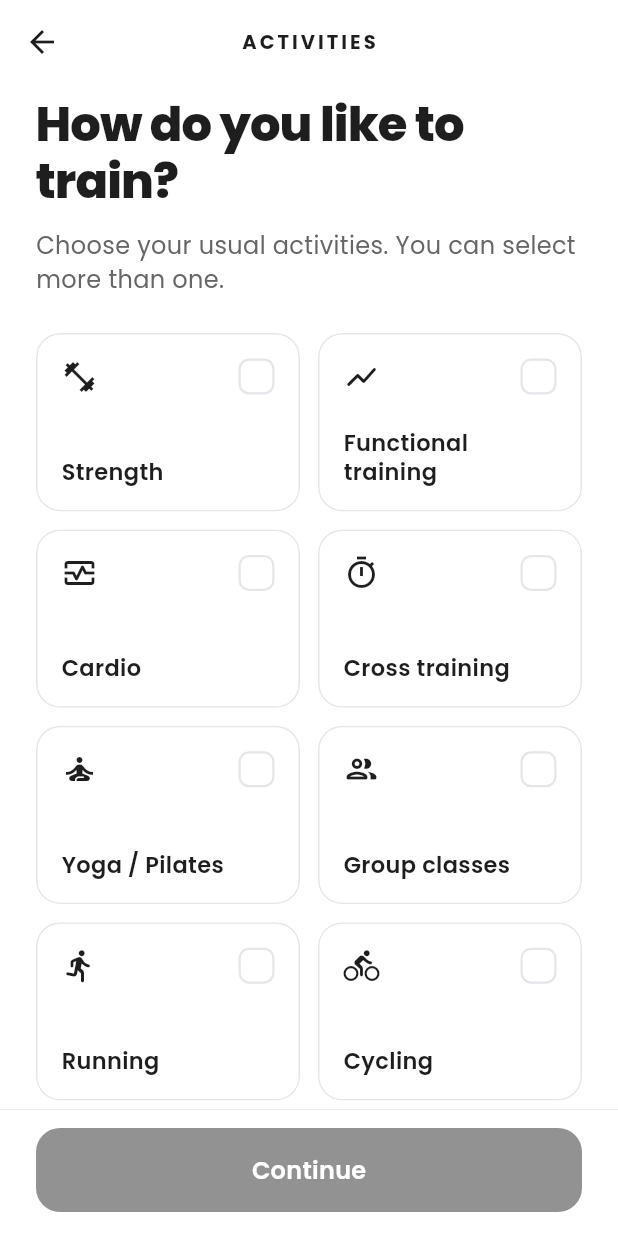
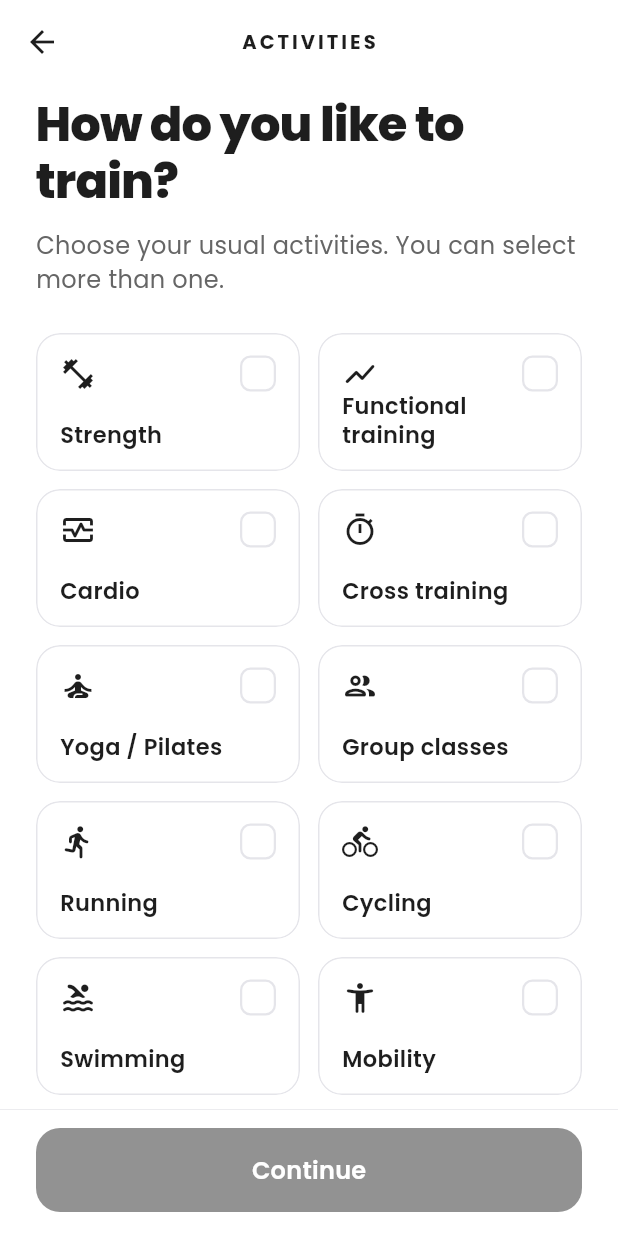
Before and after one commit to samoaarbulu/app_flutter, a Flutter app: the ActivitiesScreen screen opened directly, on a phone screen of 412 x 824 dp. Run offline on Flutter 3.47's test engine with Material 3 defaults, Android fonts, the phone set to English and light mode, and no system bars; our stand-ins replace firebase_auth, firebase_core, google_fonts, google_sign_in, image_picker, video_player; accounts and stored records are empty.

Commit message:
primer avance activitis

```diff
--- a/lib/features/auth/presentation/screens/activities_screen.dart
+++ b/lib/features/auth/presentation/screens/activities_screen.dart
@@ -41,7 +41,7 @@ class ActivitiesScreen extends StatefulWidget {
 }
 
 class _ActivitiesScreenState extends State<ActivitiesScreen> {
-  static const List<ActivityOption> _defaultActivities = [
+  List<ActivityOption> get _defaultActivities => [
     ActivityOption(
       id: 'strength',
       title: 'Strength',
@@ -91,6 +91,36 @@ class _ActivitiesScreenState extends State<ActivitiesScreen> {
       id: 'mobility',
       title: 'Mobility',
       icon: Icons.accessibility_new_rounded,
+    ),
+    ActivityOption(
+      id: 'boxing',
+      title: 'Boxing',
+      icon: Icons.sports_mma_outlined,
+    ),
+    ActivityOption(
+      id: 'hiit',
+      title: 'HIIT',
+      icon: Icons.bolt_rounded,
+    ),
+    ActivityOption(
+      id: 'climbing',
+      title: 'Climbing',
+      icon: Icons.terrain_outlined,
+    ),
+    ActivityOption(
+      id: 'calisthenics',
+      title: 'Calisthenics',
+      icon: Icons.sports_gymnastics_rounded,
+    ),
+    ActivityOption(
+      id: 'rowing',
+      title: 'Rowing',
+      icon: Icons.rowing_rounded,
+    ),
+    ActivityOption(
+      id: 'dance',
+      title: 'Dance fitness',
+      icon: Icons.music_note_outlined,
     ),
   ];
 
@@ -183,7 +213,7 @@ class _ActivitiesScreenState extends State<ActivitiesScreen> {
                         crossAxisCount: 2,
                         crossAxisSpacing: 0.75.rem, // 12 px
                         mainAxisSpacing: 0.75.rem, // 12 px
-                        childAspectRatio: 1.48,
+                        mainAxisExtent: 5.75.rem, // 92 px (cards más angostas/compactas)
                       ),
                       delegate: SliverChildBuilderDelegate(
                         (context, index) {
@@ -286,7 +316,10 @@ class _ActivityCard extends StatelessWidget {
         child: AnimatedContainer(
           duration: const Duration(milliseconds: 180),
           curve: Curves.easeOut,
-          padding: EdgeInsets.all(1.0.rem), // 16 px
+          padding: EdgeInsets.symmetric(
+            horizontal: 0.9375.rem, // 15 px
+            vertical: 0.875.rem, // 14 px
+          ),
           decoration: BoxDecoration(
             color: isSelected ? AppColors.inputSurface : AppColors.surface,
             borderRadius: BorderRadius.circular(16.0),
```
